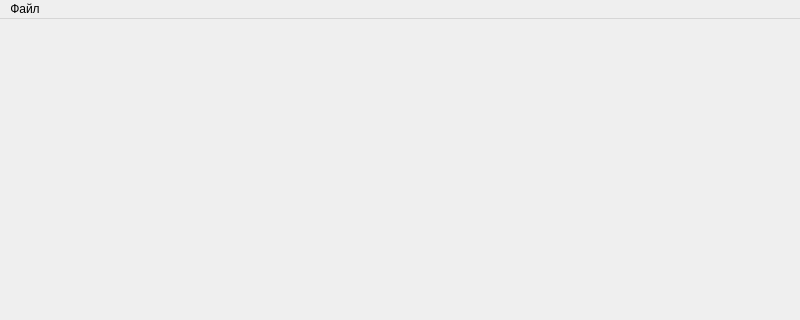
ZaurbekMalsagov/QT_study, file Qt_menu/mainwindow.ui: the form before one commit; both pictures show x 0 to 800 and y 0 to 320 of the 800 by 600 pixel window.
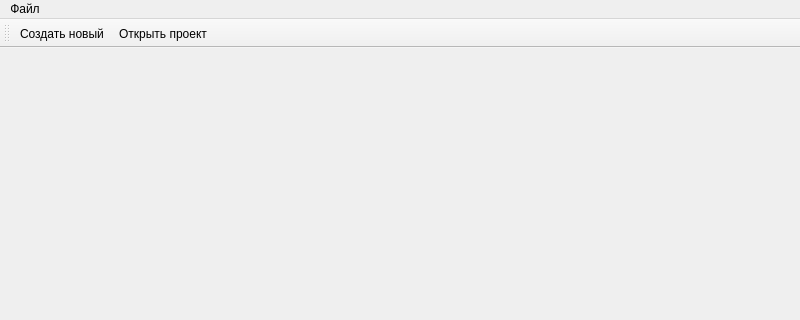
The form after the commit. Icons and pictures are not drawn.

Commit message: add tooldbar, copy buttons on this and add messages on statusbar

```diff
--- a/Qt_menu/mainwindow.ui
+++ b/Qt_menu/mainwindow.ui
@@ -34,6 +34,19 @@
    <addaction name="menu"/>
   </widget>
   <widget class="QStatusBar" name="statusbar"/>
+  <widget class="QToolBar" name="toolBar">
+   <property name="windowTitle">
+    <string>toolBar</string>
+   </property>
+   <attribute name="toolBarArea">
+    <enum>TopToolBarArea</enum>
+   </attribute>
+   <attribute name="toolBarBreak">
+    <bool>false</bool>
+   </attribute>
+   <addaction name="action"/>
+   <addaction name="action_2"/>
+  </widget>
   <action name="action">
    <property name="icon">
     <iconset resource="resource.qrc">
```
The commit also changes 2 other files.
